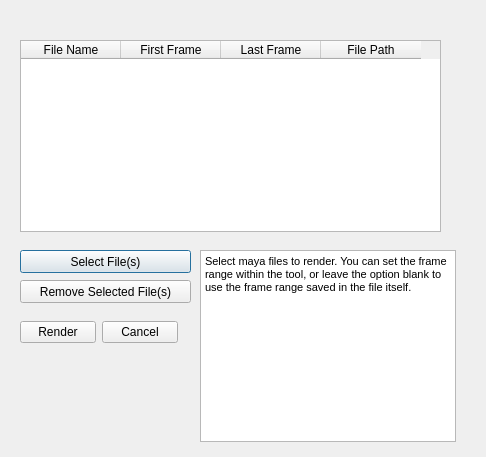
Qt form ui/MultiFileSequenceRenderUi.ui (bsinghvird/Multi-File-Sequence-Render) before a commit.
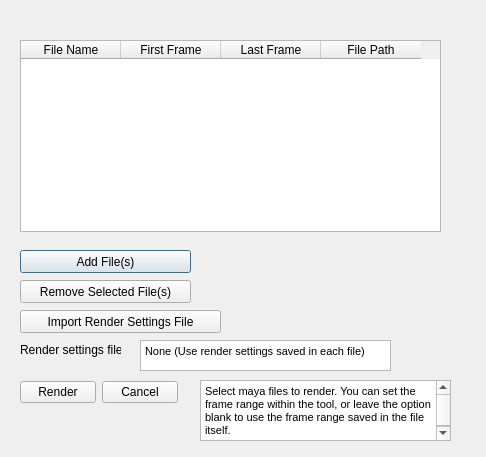
The same form after that commit.

Commit message: added ability to select render settings file

```diff
--- a/ui/MultiFileSequenceRenderUi.ui
+++ b/ui/MultiFileSequenceRenderUi.ui
@@ -62,16 +62,16 @@
     </rect>
    </property>
    <property name="text">
-    <string>Select File(s)</string>
+    <string>Add File(s)</string>
    </property>
   </widget>
   <widget class="QTextBrowser" name="text_instructions">
    <property name="geometry">
     <rect>
      <x>200</x>
-     <y>250</y>
-     <width>256</width>
-     <height>192</height>
+     <y>380</y>
+     <width>251</width>
+     <height>61</height>
     </rect>
    </property>
    <property name="html">
@@ -99,7 +99,7 @@
    <property name="geometry">
     <rect>
      <x>20</x>
-     <y>320</y>
+     <y>380</y>
      <width>158</width>
      <height>25</height>
     </rect>
@@ -121,6 +121,55 @@
     </item>
    </layout>
   </widget>
+  <widget class="QPushButton" name="btn_render_settings">
+   <property name="geometry">
+    <rect>
+     <x>20</x>
+     <y>310</y>
+     <width>201</width>
+     <height>23</height>
+    </rect>
+   </property>
+   <property name="text">
+    <string>Import Render Settings File</string>
+   </property>
+  </widget>
+  <widget class="QTextEdit" name="text_render_settings_file">
+   <property name="enabled">
+    <bool>true</bool>
+   </property>
+   <property name="geometry">
+    <rect>
+     <x>140</x>
+     <y>340</y>
+     <width>251</width>
+     <height>31</height>
+    </rect>
+   </property>
+   <property name="readOnly">
+    <bool>true</bool>
+   </property>
+   <property name="html">
+    <string>&lt;!DOCTYPE HTML PUBLIC &quot;-//W3C//DTD HTML 4.0//EN&quot; &quot;http://www.w3.org/TR/REC-html40/strict.dtd&quot;&gt;
+&lt;html&gt;&lt;head&gt;&lt;meta name=&quot;qrichtext&quot; content=&quot;1&quot; /&gt;&lt;style type=&quot;text/css&quot;&gt;
+p, li { white-space: pre-wrap; }
+&lt;/style&gt;&lt;/head&gt;&lt;body style=&quot; font-family:'MS Shell Dlg 2'; font-size:8.25pt; font-weight:400; font-style:normal;&quot;&gt;
+&lt;p style=&quot; margin-top:0px; margin-bottom:0px; margin-left:0px; margin-right:0px; -qt-block-indent:0; text-indent:0px;&quot;&gt;None (Use render settings saved in each file)&lt;/p&gt;&lt;/body&gt;&lt;/html&gt;</string>
+   </property>
+  </widget>
+  <widget class="QLabel" name="label">
+   <property name="geometry">
+    <rect>
+     <x>20</x>
+     <y>340</y>
+     <width>101</width>
+     <height>20</height>
+    </rect>
+   </property>
+   <property name="text">
+    <string>Render settings file:</string>
+   </property>
+  </widget>
  </widget>
  <resources/>
  <connections/>
```
The commit also changes 1 other file.
